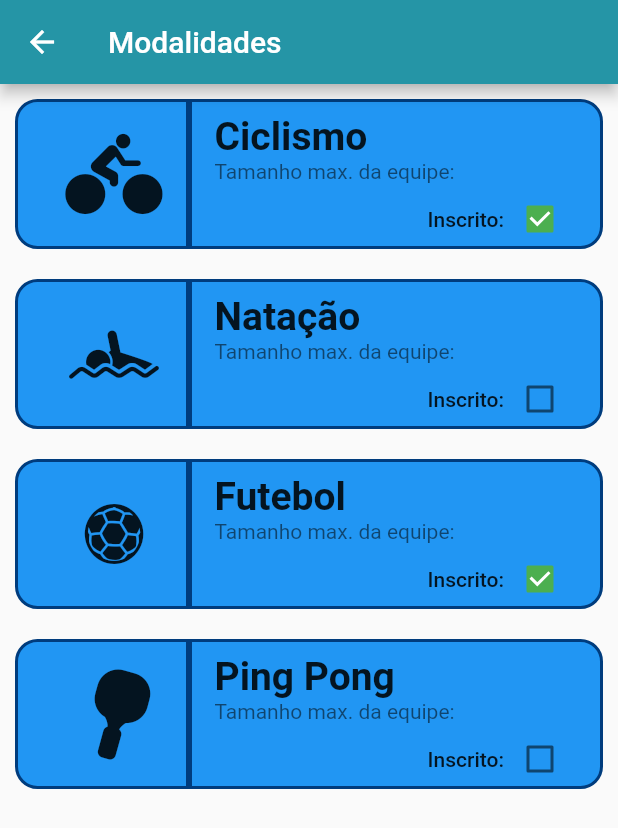
After one commit to marcosvcunha/siepex, a Flutter app: the ModalidesPage screen opened by its route, on a phone screen of 412 x 824 dp. The commit adds this screen. Shown: the top 828 px of the screen. Run offline on Flutter 3.47's test engine with Material 2 defaults, Android fonts, the phone set to English and light mode, and no system bars; our stand-ins replace extended_image, flutter_masked_text, flutter_spinkit, mask_text_input_formatter, rflutter_alert, shared_preferences; missing offline and left inert: barcode_scan, cpf_cnpj_validator, flutter_webview_plugin; accounts and stored records are empty; network calls fail.

Commit message:
Pagina de Modalidades Criada

```diff
--- a/siepex_app/lib/main.dart
+++ b/siepex_app/lib/main.dart
@@ -29,6 +29,7 @@ import 'package:siepex/src/eventos/juergs/DefaultPage.dart';
 import 'package:siepex/src/eventos/juergs/ParticipanteJuergs.dart';
 import 'package:siepex/src/eventos/juergs/CadastraParticipante.dart';
 import 'package:siepex/src/eventos/juergs/LoginPage.dart';
+import 'package:siepex/src/eventos/juergs/ModalidadesPage.dart';
 import 'package:siepex/src/eventos/forumAreas/forumAreas.dart';
 import 'package:siepex/src/inicio/inicioSiepex.dart';
 import 'package:siepex/src/tabs/tabs.dart';
@@ -72,10 +73,11 @@ class MyApp extends StatelessWidget {
         "loginJuergs":(BuildContext context) => LoginJuergs(),
         "inicioJuergs":(BuildContext context) => InicioJuergs(),
         "hoteisJuergs":(BuildContext context) => HoteisJuergs(),
+        "modalidadesJuergs":(BuildContext context) => ModalidesPage(),
         "restaurantesJuergs":(BuildContext context) => RestaurantesJuergs(),
         "defaultPage":(BuildContext context) => DefaultPage(),
         "participanteJuergs":(BuildContext context) => ParticipanteJuergs(),
-        "cadastraParticipante":(BuildContext context) => CadastraParticipante()
+        "cadastraParticipante":(BuildContext context) => CadastraParticipante(),
       },
       title: 'Siepex App',
       theme: ThemeData(
--- /dev/null
+++ b/siepex_app/lib/models/modalidade.dart
@@ -0,0 +1,23 @@
+import 'package:flutter/material.dart';
+import 'package:siepex/icons/my_flutter_app_icons.dart';
+
+Map<String, Icon> icons = {
+  'Ciclismo': Icon(MyFlutterApp.cyclist, size: 65, color: Colors.black87,),
+  'Ping Pong': Icon(MyFlutterApp.pingPong, size: 60, color: Colors.black87,),
+  'Futebol': Icon(MyFlutterApp.soccerBall, size: 40, color: Colors.black87,),
+  'Natação': Icon(MyFlutterApp.swimmer, size: 60, color: Colors.black87,),};
+
+class Modalidade{
+  int id;
+  String nome;
+  int maxParticipantes; // # maximo por equipes
+  bool inscrito;
+  Icon icon;
+  Modalidade(int modId, String modNome, int modMaxParticipantes, bool modInscrito){
+    id = modId;
+    nome = modNome;
+    maxParticipantes = modMaxParticipantes;
+    inscrito = modInscrito;
+    icon = icons[nome];
+  }
+}
--- a/siepex_app/lib/src/eventos/juergs/InicioJuergs.dart
+++ b/siepex_app/lib/src/eventos/juergs/InicioJuergs.dart
@@ -88,7 +88,7 @@ Widget corpo(BuildContext context) {
                         context,
                         expanded: false),
                     itemButton(
-                        new GridItem('Área do Participante', 'participanteJuergs',
+                        new GridItem('Modalidades', 'modalidadesJuergs',
                             Icons.assignment_ind),
                         context,
                         expanded: false),
--- /dev/null
+++ b/siepex_app/lib/src/eventos/juergs/ModalidadesPage.dart
@@ -0,0 +1,110 @@
+import 'dart:ui';
+
+import 'package:flutter/material.dart';
+import '../../../icons/my_flutter_app_icons.dart';
+import '../../../icons/sport_icons.dart';
+import '../../../models/modalidade.dart';
+
+List modalidades = [
+  Modalidade(0, 'Ciclismo', 5, true),
+  Modalidade(1, 'Natação', 10, false),
+  Modalidade(2, 'Futebol', 22, true),
+  Modalidade(3, 'Ping Pong', 6, false),
+];
+
+class ModalidesPage extends StatelessWidget {
+  @override
+  Widget build(BuildContext context) {
+    return Scaffold(
+        appBar: AppBar(
+          title: Text("Modalidades"),
+        ),
+        body: ListView.builder(
+          itemCount: 4,
+          itemBuilder: (context, index){
+            return modalidadesCard(modalidades[index]);
+          }
+          ),
+    );
+  }
+}
+
+Widget modalidadesCard(Modalidade modalidade){
+  return Padding(
+    padding: const EdgeInsets.symmetric(horizontal: 10, vertical: 10),
+    child: Center(
+      child: Container(
+        decoration: BoxDecoration(
+          border: Border.all(
+            color: Color.fromRGBO(0, 60, 125, 1),
+            width: 2,
+          ),
+          borderRadius: BorderRadius.all(Radius.circular(15)),
+          color: Colors.blue,
+        ),
+        height: 100,
+        //width: 300,
+        child: FlatButton(
+          child: Row(
+            //mainAxisAlignment: MainAxisAlignment.spaceBetween,
+            children: <Widget>[
+              Align(
+                alignment: Alignment.centerLeft,
+                child: Container(
+                  decoration: BoxDecoration(
+                    border: Border(
+                      right: BorderSide(width: 4, color: Color.fromRGBO(0, 60, 125, 1))
+                    ),
+                  ),
+                  height: 100,
+                  width: 100,
+                  //color:Colors.white,
+                  child: modalidade.icon,
+                ),
+              ),
+              Expanded(
+                child: Column(
+                  //crossAxisAlignment: CrossAxisAlignment.start,
+                  //mainAxisAlignment: MainAxisAlignment.start,
+                  children: <Widget>[
+                    Align(
+                      alignment: Alignment.centerLeft,
+                        child: Padding(
+                        padding: const EdgeInsets.fromLTRB(15, 8, 0, 0),
+                        child: Text(modalidade.nome, style: TextStyle(fontSize: 26, fontWeight: FontWeight.w600)),
+                      ),
+                    ),
+                    Align(
+                      alignment: Alignment.centerLeft,
+                      child: Padding(
+                        padding: const EdgeInsets.fromLTRB(15, 0, 0, 6),
+                        child: Text("Tamanho max. da equipe: ",
+                        style: TextStyle(
+                          color: Colors.black54,
+                          fontSize: 14, fontWeight: FontWeight.w400),),
+                      ),
+                    ),
+                    Expanded(
+                      child: Row(
+                        mainAxisAlignment: MainAxisAlignment.end,
+                        children: <Widget>[
+                          Text("Inscrito:"),
+                          Checkbox(
+                            activeColor: Colors.green,
+                            value: modalidade.inscrito,
+                            checkColor: Colors.white,
+                            onChanged: (value){},),
+                        ],
+                      ),
+                    ),
+                  ],
+                ),
+              ),
+            ],
+          ),
+          onPressed: (){},
+        ),
+      ),
+    ),
+  );
+}
--- a/siepex_app/pubspec.yaml
+++ b/siepex_app/pubspec.yaml
@@ -87,6 +87,9 @@ flutter:
     - family: Mdi
       fonts:
         - asset: assets/fonts/Mdi.ttf
-  #
+    - family: MyFlutterApp
+      fonts:
+       - asset: assets/fonts/MyFlutterApp.ttf
+        #
   # For details regarding fonts from package dependencies,
   # see https://flutter.dev/custom-fonts/#from-packages
```
Also changed, not shown: siepex_app/lib/icons/my_flutter_app_icons.dart (added, +27 -0 lines), siepex_app/lib/icons/sport_icons.dart (added, +28 -0 lines), siepex_app/assets/fonts/MyFlutterApp.ttf (added), 3 other files.
